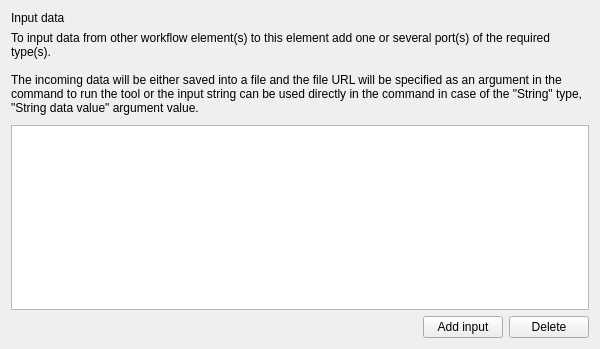
Above: src/plugins/workflow_designer/src/library/create_cmdline_based_worker/CreateCmdlineBasedWorkerWizardInputDataPage.ui from violethaze74/ugene before the change. Below: the same form after it.
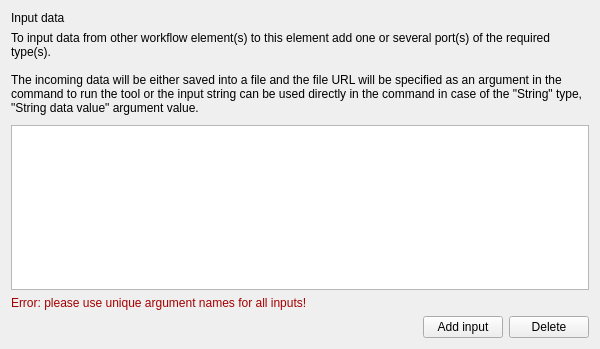
That is the form after the change.

Commit message: UGENE-6466. Add a hint label to the Configure Element with Command Line Tool wizard

The edit to the form file:
```diff
--- a/src/plugins/workflow_designer/src/library/create_cmdline_based_worker/CreateCmdlineBasedWorkerWizardInputDataPage.ui
+++ b/src/plugins/workflow_designer/src/library/create_cmdline_based_worker/CreateCmdlineBasedWorkerWizardInputDataPage.ui
@@ -53,6 +53,50 @@
      </item>
     </layout>
    </item>
+   <item>
+    <widget class="QLabel" name="duplicateInputsWarningLabel">
+     <property name="palette">
+      <palette>
+       <active>
+        <colorrole role="WindowText">
+         <brush brushstyle="SolidPattern">
+          <color alpha="255">
+           <red>164</red>
+           <green>0</green>
+           <blue>0</blue>
+          </color>
+         </brush>
+        </colorrole>
+       </active>
+       <inactive>
+        <colorrole role="WindowText">
+         <brush brushstyle="SolidPattern">
+          <color alpha="255">
+           <red>164</red>
+           <green>0</green>
+           <blue>0</blue>
+          </color>
+         </brush>
+        </colorrole>
+       </inactive>
+       <disabled>
+        <colorrole role="WindowText">
+         <brush brushstyle="SolidPattern">
+          <color alpha="255">
+           <red>190</red>
+           <green>190</green>
+           <blue>190</blue>
+          </color>
+         </brush>
+        </colorrole>
+       </disabled>
+      </palette>
+     </property>
+     <property name="text">
+      <string>Error: please use unique argument names for all inputs!</string>
+     </property>
+    </widget>
+   </item>
    <item>
     <layout class="QHBoxLayout" name="inputsButtonsLayout">
      <property name="sizeConstraint">
```
The commit also changes 3 other files.
